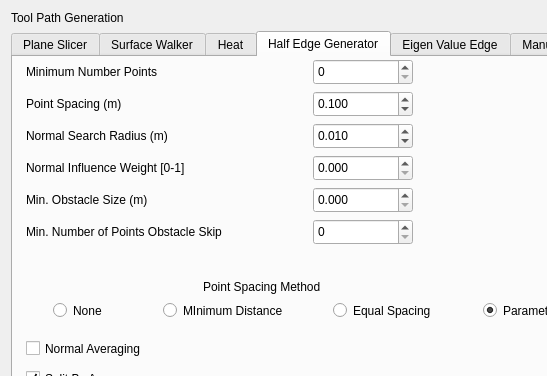
marrts/toolpath_offline_planning, file opp_gui/ui/tool_path_parameters_editor.ui: the form before one commit; both pictures show x 0 to 547 and y 0 to 376 of the 716 by 775 pixel window.
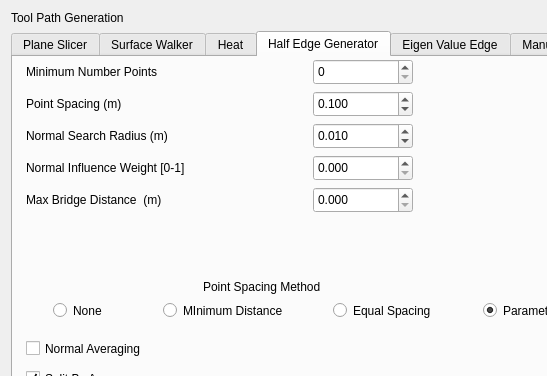
The form after the commit.

Commit message: Changed name of a param

```diff
--- a/opp_gui/ui/tool_path_parameters_editor.ui
+++ b/opp_gui/ui/tool_path_parameters_editor.ui
@@ -1577,45 +1577,7 @@
         <string extracomment="The minimum surface hole size for which the tool path planner will break a segment (in meters)"/>
        </property>
        <property name="text">
-        <string>Min. Obstacle Size (m)</string>
-       </property>
-      </widget>
-      <widget class="QLabel" name="label_min_skip_amount_he">
-       <property name="geometry">
-        <rect>
-         <x>13</x>
-         <y>162</y>
-         <width>271</width>
-         <height>26</height>
-        </rect>
-       </property>
-       <property name="toolTip">
-        <string extracomment="Minimum length of a toolpath segment (in meters)"/>
-       </property>
-       <property name="text">
-        <string>Min. Number of Points Obstacle Skip</string>
-       </property>
-      </widget>
-      <widget class="QDoubleSpinBox" name="double_spin_box_min_skip_amount_he">
-       <property name="geometry">
-        <rect>
-         <x>300</x>
-         <y>162</y>
-         <width>100</width>
-         <height>26</height>
-        </rect>
-       </property>
-       <property name="decimals">
-        <number>0</number>
-       </property>
-       <property name="maximum">
-        <double>10000.000000000000000</double>
-       </property>
-       <property name="singleStep">
-        <double>1.000000000000000</double>
-       </property>
-       <property name="value">
-        <double>0.000000000000000</double>
+        <string>Max Bridge Distance  (m)</string>
        </property>
       </widget>
      </widget>
```
Left out of the diff: 4 changed lines with no effect on the pictures. The commit also changes 2 other files.
